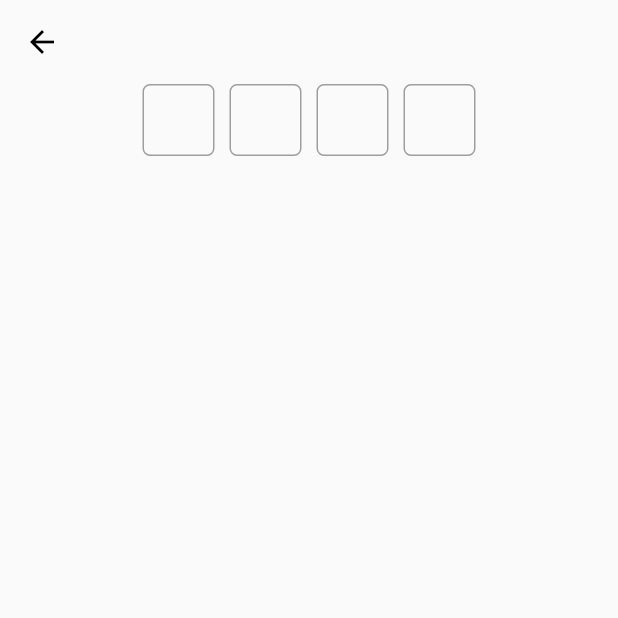
After one commit to VincentStory/flutter_control_project, a Flutter app: the screen it shows after launch, after a tap on "验证码输入框", on a phone screen of 412 x 824 dp, the top half of it. The commit adds this screen. Run offline on Flutter 3.47's test engine with Material 2 defaults, Android fonts, the phone set to English and light mode, and no system bars; our stand-ins replace flutter_swiper_view.

Commit message:
添加验证码输入框页面

```diff
--- a/lib/config_router.dart
+++ b/lib/config_router.dart
@@ -10,6 +10,7 @@ class ConfigRouter {
   static const String circle_progress = '/circle_progress';
   static const String banner = '/banner';
   static const String box_decoration = '/box_decoration';
+  static const String input_text = '/input_text';
 
 
 }
--- a/lib/main.dart
+++ b/lib/main.dart
@@ -7,6 +7,7 @@ import 'package:flutter_control_project/page/circle_progress_page.dart';
 import 'package:flutter_control_project/page/column_page.dart';
 import 'package:flutter_control_project/page/custom_view_page.dart';
 import 'package:flutter_control_project/page/home/home_guide_page.dart';
+import 'package:flutter_control_project/page/input_text_page.dart';
 import 'package:flutter_control_project/page/listview_page.dart';
 import 'package:flutter_control_project/page/stack_page.dart';
 import 'package:flutter_control_project/page/text_page.dart';
@@ -49,6 +50,7 @@ class MyApp extends StatelessWidget {
         ConfigRouter.banner: (context) => const BannerPage(),
         ConfigRouter.circle_progress: (context) => const CircleProgressPage(progress: 10),
         ConfigRouter.box_decoration: (context) => const BoxPage(),
+        ConfigRouter.input_text: (context) => const InputTextPage(),
       },
     );
   }
--- a/lib/page/home/home_guide_page.dart
+++ b/lib/page/home/home_guide_page.dart
@@ -91,7 +91,8 @@ class HomeGuidePage extends StatelessWidget {
                   Navigator.pushNamed(context, ConfigRouter.banner);
                 },
                 child: const Text('Banner'),
-              ), const SizedBox(
+              ),
+              const SizedBox(
                 height: 10,
               ),
               ElevatedButton(
@@ -99,6 +100,15 @@ class HomeGuidePage extends StatelessWidget {
                   Navigator.pushNamed(context, ConfigRouter.box_decoration);
                 },
                 child: const Text('BoxDecoration的用法'),
+              ),
+              const SizedBox(
+                height: 10,
+              ),
+              ElevatedButton(
+                onPressed: () {
+                  Navigator.pushNamed(context, ConfigRouter.input_text);
+                },
+                child: const Text('验证码输入框'),
               ),
             ],
           ),
--- /dev/null
+++ b/lib/page/input_text_page.dart
@@ -0,0 +1,29 @@
+import 'package:flutter/material.dart';
+import 'package:flutter_control_project/widget/app_bar.dart';
+
+import '../widget/verification_code_input.dart';
+
+class InputTextPage extends StatelessWidget {
+  const InputTextPage({Key? key}) : super(key: key);
+
+  @override
+  Widget build(BuildContext context) {
+    return Scaffold(
+      appBar: appBar(),
+      body: Center(
+        child: Column(
+          children: [
+            VerificationCodeInput(
+              codeLength: 4,
+              onCodeEntered: (code) {
+                // 处理输入的验证码
+                print('Entered code: $code');
+              },
+            ),
+          ],
+        ),
+      ),
+    );
+  }
+
+}
--- /dev/null
+++ b/lib/widget/verification_code_input.dart
@@ -0,0 +1,81 @@
+import 'package:flutter/material.dart';
+import 'package:flutter/services.dart';
+
+class VerificationCodeInput extends StatefulWidget {
+  final int codeLength;
+  final Function(String) onCodeEntered;
+
+  VerificationCodeInput(
+      {required this.codeLength, required this.onCodeEntered});
+
+  @override
+  _VerificationCodeInputState createState() => _VerificationCodeInputState();
+}
+
+class _VerificationCodeInputState extends State<VerificationCodeInput> {
+  late List<String> code;
+
+  @override
+  void initState() {
+    super.initState();
+    code = List.filled(widget.codeLength, '');
+  }
+
+  void updateCode(int index, String value) {
+    setState(() {
+      code[index] = value;
+
+      if (index < code.length - 1 && value.isNotEmpty) {
+        FocusScope.of(context).nextFocus();
+      }
+
+      if (index < code.length && index > 0 && value.isEmpty) {
+        FocusScope.of(context).previousFocus();
+      }
+
+      if (code.every((element) => element.isNotEmpty)) {
+        widget.onCodeEntered(code.join());
+      }
+    });
+  }
+
+  @override
+  Widget build(BuildContext context) {
+    return Row(
+      mainAxisAlignment: MainAxisAlignment.center,
+      children: List.generate(
+        widget.codeLength,
+        (index) => Padding(
+          padding: const EdgeInsets.symmetric(horizontal: 5),
+          child: SizedBox(
+            width: 48,
+            child: TextField(
+              showCursor: false,
+              style: const TextStyle(color: Colors.green),
+              keyboardType: TextInputType.number,
+              inputFormatters: [
+                FilteringTextInputFormatter.allow(RegExp(r'[0-9]')), // 仅允许输入数字
+              ],
+              maxLength: 1,
+              textAlign: TextAlign.center,
+              onChanged: (value) => updateCode(index, value),
+              decoration: InputDecoration(
+                counterText: '',
+                contentPadding: const EdgeInsets.symmetric(vertical: 8),
+                focusedBorder: OutlineInputBorder(
+                  borderRadius: BorderRadius.circular(5),
+                  borderSide: BorderSide(color: Colors.green, width: 2),
+                ),
+                enabledBorder: OutlineInputBorder(
+                  borderRadius: BorderRadius.circular(5),
+                  borderSide: BorderSide(color: Colors.grey, width: 1),
+                ),
+
+              ),
+            ),
+          ),
+        ),
+      ),
+    );
+  }
+}
--- a/pubspec.yaml
+++ b/pubspec.yaml
@@ -47,6 +47,7 @@ dev_dependencies:
   # rules and activating additional ones.
   flutter_lints: ^2.0.0
   flutter_swiper_view: ^1.1.8
+  provider: ^6.0.5
 
 # For information on the generic Dart part of this file, see the
 # following page: https://dart.dev/tools/pub/pubspec
```
Also changed, not shown: pubspec.lock, 1 other file.
